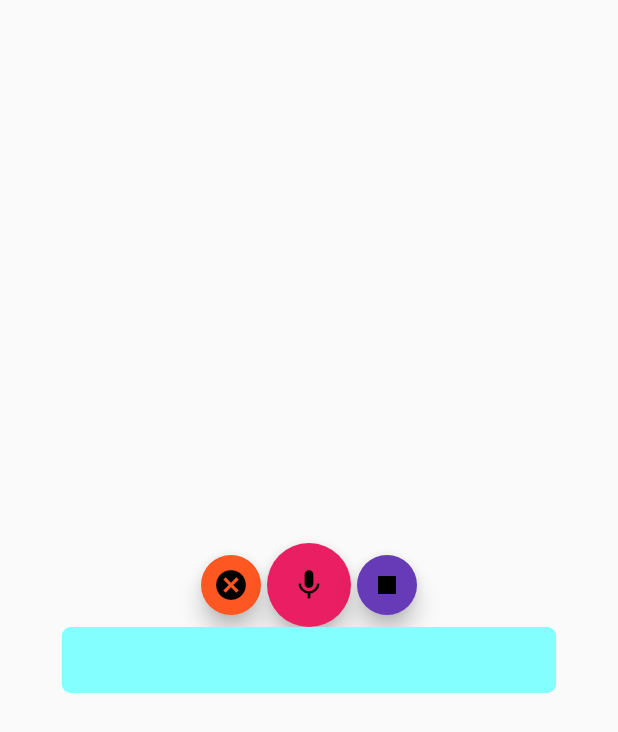
After one commit to TemiAremu/V.A.A.S, a Flutter app: the VoiceHome screen opened by its route, after a tap on the "mic" icon, on a phone screen of 412 x 824 dp. The commit adds this screen. Shown: the top 732 px of the screen. Run offline on Flutter 3.47's test engine with Material 2 defaults, Android fonts, the phone set to English and light mode, and no system bars; missing offline and left inert: flutter_dialogflow, speech_recognition.

Commit message:
dikachi's commit

```diff
--- /dev/null
+++ b/lib/voice.dart
@@ -0,0 +1,117 @@
+import 'chat.dart';
+import 'main.dart';
+
+import 'package:flutter/material.dart';
+import 'package:speech_recognition/speech_recognition.dart';
+
+class VoiceHome extends StatefulWidget {
+  @override
+  _VoiceHomeState createState() => _VoiceHomeState();
+}
+
+class _VoiceHomeState extends State<VoiceHome> {
+  SpeechRecognition _speechRecognition;
+  bool _isAvailable = false;
+  bool _isListening = false;
+
+  String resultText = "";
+
+  @override
+  void initState() {
+    super.initState();
+    initSpeechRecognizer();
+  }
+
+  void initSpeechRecognizer() {
+    _speechRecognition = SpeechRecognition();
+
+    _speechRecognition.setAvailabilityHandler(
+      (bool result) => setState(() => _isAvailable = result),
+    );
+
+    _speechRecognition.setRecognitionStartedHandler(
+      () => setState(() => _isListening = true),
+    );
+
+    _speechRecognition.setRecognitionResultHandler(
+      (String speech) => setState(() => resultText = speech),
+    );
+
+    _speechRecognition.setRecognitionCompleteHandler(
+      () => setState(() => _isListening = false),
+    );
+
+    _speechRecognition.activate().then(
+          (result) => setState(() => _isAvailable = result),
+        );
+  }
+
+  @override
+  Widget build(BuildContext context) {
+    return Scaffold(
+      body: Container(
+        child: Column(
+          mainAxisAlignment: MainAxisAlignment.center,
+          crossAxisAlignment: CrossAxisAlignment.center,
+          children: <Widget>[
+            Row(
+              mainAxisAlignment: MainAxisAlignment.center,
+              children: <Widget>[
+                FloatingActionButton(
+                  child: Icon(Icons.cancel),
+                  mini: true,
+                  backgroundColor: Colors.deepOrange,
+                  onPressed: () {
+                    if (_isListening)
+                      _speechRecognition.cancel().then(
+                            (result) => setState(() {
+                                  _isListening = result;
+                                  resultText = "";
+                                }),
+                          );
+                  },
+                ),
+                FloatingActionButton(
+                  child: Icon(Icons.mic),
+                  onPressed: () {
+                    if (_isAvailable && !_isListening)
+                      _speechRecognition
+                          .listen(locale: "en_US")
+                          .then((result) => print('$result'));
+                  },
+                  backgroundColor: Colors.pink,
+                ),
+                FloatingActionButton(
+                  child: Icon(Icons.stop),
+                  mini: true,
+                  backgroundColor: Colors.deepPurple,
+                  onPressed: () {
+                    if (_isListening)
+                      _speechRecognition.stop().then(
+                            (result) => setState(() => _isListening = result),
+                          );
+                  },
+                ),
+              ],
+            ),
+            Container(
+              width: MediaQuery.of(context).size.width * 0.8,
+              decoration: BoxDecoration(
+                color: Colors.cyanAccent[100],
+                borderRadius: BorderRadius.circular(6.0),
+              ),
+              padding: EdgeInsets.symmetric(
+                vertical: 8.0,
+                horizontal: 12.0,
+              ),
+              child: Text(
+                resultText,
+                style: TextStyle(fontSize: 24.0),
+              ),
+            )
+          ],
+        ),
+      ),
+    );
+  }
+}
--- a/pubspec.yaml
+++ b/pubspec.yaml
@@ -24,6 +24,7 @@ dependencies:
   # Use with the CupertinoIcons class for iOS style icons.
   cupertino_icons: ^0.1.2
   flutter_dialogflow:
+  speech_recognition: ^0.3.0+1
 
 dev_dependencies:
   flutter_test:
```
Also changed, not shown: lib/chat.dart (added, +166 -0 lines), lib/main.dart (+126 -144 lines), pubspec.lock, 6 other files.
